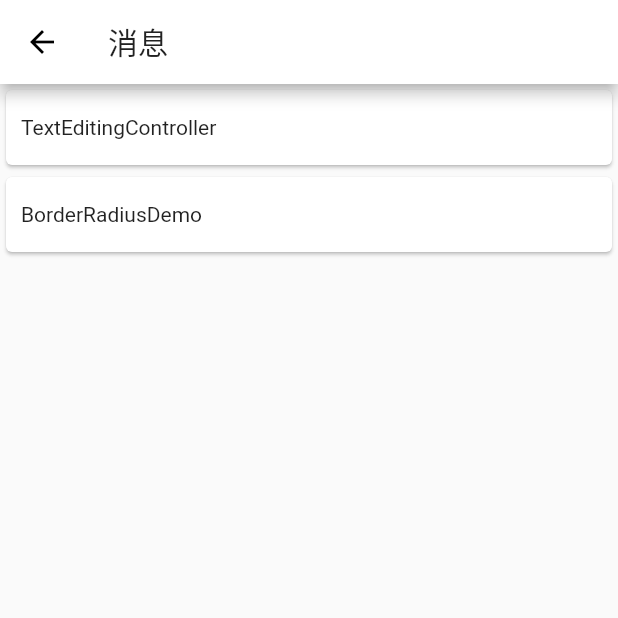
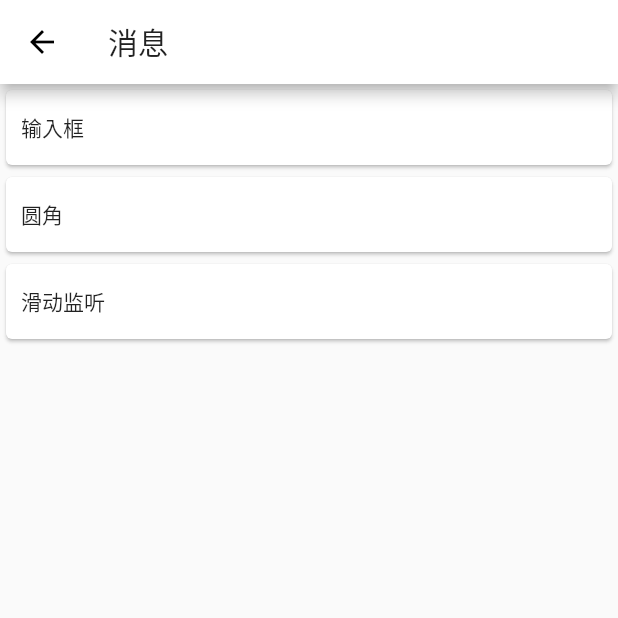
Before and after one commit to falstack/greedy, a Flutter app: the MainNotice screen opened directly, on a phone screen of 412 x 824 dp, the top half of it. Run offline on Flutter 3.47's test engine with Material 2 defaults, Android fonts, the phone set to English and light mode, and no system bars; our stand-ins replace fluro; missing offline and left inert: flutter_webview_plugin; statements that could not run were skipped.

Commit message:
add: scrollController demo

```diff
--- a/lib/views/index.dart
+++ b/lib/views/index.dart
@@ -1,7 +1,8 @@
 import 'package:flutter/material.dart';
 import 'package:fluro/fluro.dart';
-import 'package:greedy/views/demo/BorderRadiusDemo.dart';
-import 'package:greedy/views/demo/TextEditingControllerDemo.dart';
+import 'package:greedy/views/demo/border_radius.dart';
+import 'package:greedy/views/demo/controller_scroll.dart';
+import 'package:greedy/views/demo/controller_text_editing.dart';
 import 'package:greedy/views/home.dart';
 import 'package:greedy/views/launch.dart';
 import 'package:greedy/views/login.dart';
@@ -16,14 +17,19 @@ import 'package:greedy/views/zone-show.dart';
 
 List demoWidgets = <Map>[
   {
-    'name': 'TextEditingController',
+    'name': '输入框',
     'path': '/demo/text-editing-controller',
     'handler': TextEditingControllerDemo()
   },
   {
-    'name': 'BorderRadiusDemo',
-    'path': '/demo/clip-r-rect',
+    'name': '圆角',
+    'path': '/demo/border-radius',
     'handler': BorderRadiusDemo()
+  },
+  {
+    'name': '滑动监听',
+    'path': '/demo/scroll-controller',
+    'handler': ScrollControllerDemo()
   }
 ];
 
```
Also changed, not shown: lib/views/demo/controller_scroll.dart (added, +91 -0 lines), lib/views/demo/border_radius.dart (renamed from lib/views/demo/BorderRadiusDemo.dart), lib/views/demo/controller_text_editing.dart (renamed from lib/views/demo/TextEditingControllerDemo.dart).
